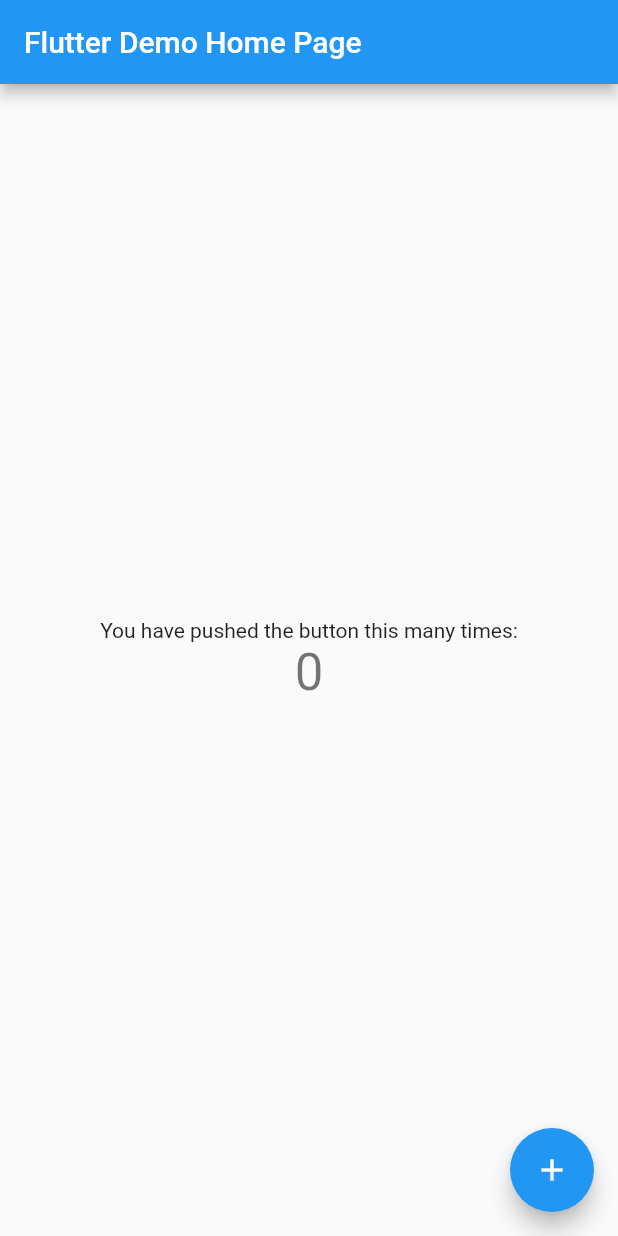
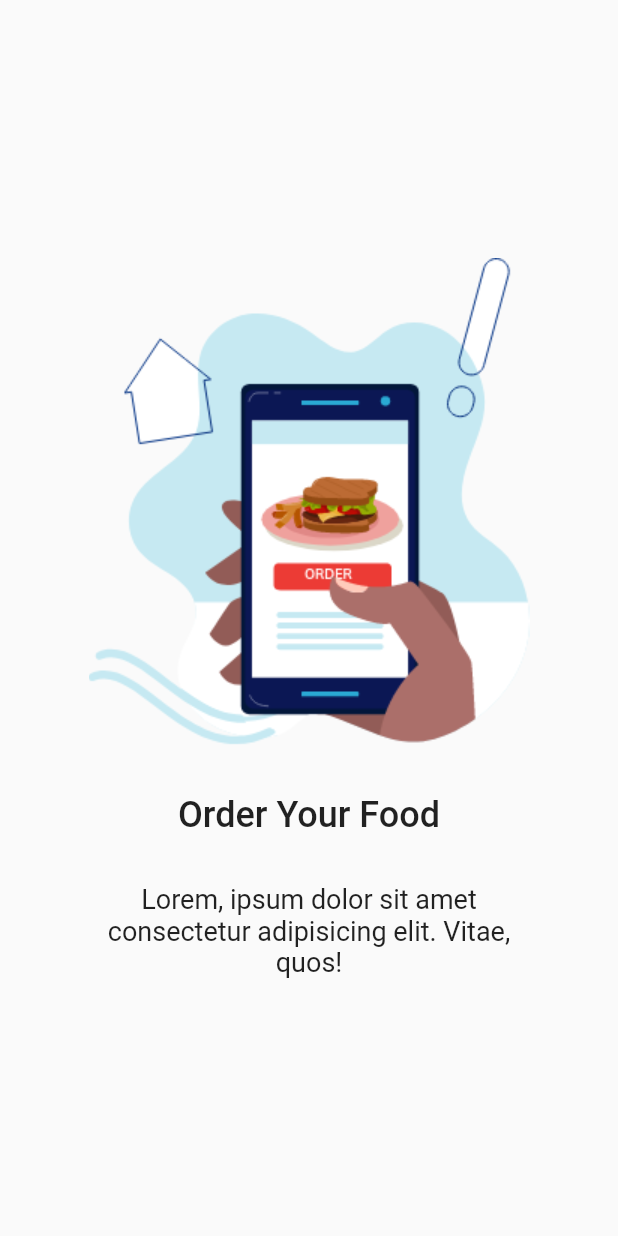
Before and after one commit to knhn1004/flutter_onboarding, a Flutter app: the screen it shows after launch, on a phone screen of 412 x 824 dp. Run offline on Flutter 3.47's test engine with Material 2 defaults, Android fonts, the phone set to English and light mode, and no system bars.

Commit message:
PageView

```diff
--- /dev/null
+++ b/lib/controllers/onboarding_controller.dart
@@ -0,0 +1,21 @@
+import 'package:flutter_onboarding/models/onboarding_info.dart';
+
+class OnboardingController {
+  List<OnboardingInfo> onboardingPages = [
+    OnboardingInfo(
+      'assets/order.png',
+      'Order Your Food',
+      'Lorem, ipsum dolor sit amet consectetur adipisicing elit. Vitae, quos!',
+    ),
+    OnboardingInfo(
+      'assets/cook.png',
+      'Cooking Safe Food',
+      'Lorem, ipsum dolor sit amet consectetur adipisicing elit. Vitae, quos!',
+    ),
+    OnboardingInfo(
+      'assets/deliver.png',
+      'Quick Delivery',
+      'Lorem, ipsum dolor sit amet consectetur adipisicing elit. Vitae, quos!',
+    ),
+  ];
+}
--- a/lib/main.dart
+++ b/lib/main.dart
@@ -1,4 +1,6 @@
+import 'package:flutter/gestures.dart';
 import 'package:flutter/material.dart';
+import 'package:flutter_onboarding/views/onboarding_page.dart';
 
 void main() {
   runApp(const MyApp());
@@ -7,109 +9,22 @@ void main() {
 class MyApp extends StatelessWidget {
   const MyApp({Key? key}) : super(key: key);
 
-  // This widget is the root of your application.
   @override
   Widget build(BuildContext context) {
     return MaterialApp(
-      title: 'Flutter Demo',
-      theme: ThemeData(
-        // This is the theme of your application.
-        //
-        // Try running your application with "flutter run". You'll see the
-        // application has a blue toolbar. Then, without quitting the app, try
-        // changing the primarySwatch below to Colors.green and then invoke
-        // "hot reload" (press "r" in the console where you ran "flutter run",
-        // or simply save your changes to "hot reload" in a Flutter IDE).
-        // Notice that the counter didn't reset back to zero; the application
-        // is not restarted.
-        primarySwatch: Colors.blue,
-      ),
-      home: const MyHomePage(title: 'Flutter Demo Home Page'),
-    );
+        scrollBehavior: AppScrollBehavior(),
+        title: 'Flutter Demo',
+        theme: ThemeData(
+          primarySwatch: Colors.blue,
+        ),
+        home: OnboardingPage());
   }
 }
 
-class MyHomePage extends StatefulWidget {
-  const MyHomePage({Key? key, required this.title}) : super(key: key);
-
-  // This widget is the home page of your application. It is stateful, meaning
-  // that it has a State object (defined below) that contains fields that affect
-  // how it looks.
-
-  // This class is the configuration for the state. It holds the values (in this
-  // case the title) provided by the parent (in this case the App widget) and
-  // used by the build method of the State. Fields in a Widget subclass are
-  // always marked "final".
-
-  final String title;
-
+class AppScrollBehavior extends MaterialScrollBehavior {
   @override
-  State<MyHomePage> createState() => _MyHomePageState();
+  Set<PointerDeviceKind> get dragDevices => {
+        PointerDeviceKind.touch,
+        PointerDeviceKind.mouse,
+      };
 }
-
-class _MyHomePageState extends State<MyHomePage> {
-  int _counter = 0;
-
-  void _incrementCounter() {
-    setState(() {
-      // This call to setState tells the Flutter framework that something has
-      // changed in this State, which causes it to rerun the build method below
-      // so that the display can reflect the updated values. If we changed
-      // _counter without calling setState(), then the build method would not be
-      // called again, and so nothing would appear to happen.
-      _counter++;
-    });
-  }
-
-  @override
-  Widget build(BuildContext context) {
-    // This method is rerun every time setState is called, for instance as done
-    // by the _incrementCounter method above.
-    //
-    // The Flutter framework has been optimized to make rerunning build methods
-    // fast, so that you can just rebuild anything that needs updating rather
-    // than having to individually change instances of widgets.
-    return Scaffold(
-      appBar: AppBar(
-        // Here we take the value from the MyHomePage object that was created by
-        // the App.build method, and use it to set our appbar title.
-        title: Text(widget.title),
-      ),
-      body: Center(
-        // Center is a layout widget. It takes a single child and positions it
-        // in the middle of the parent.
-        child: Column(
-          // Column is also a layout widget. It takes a list of children and
-          // arranges them vertically. By default, it sizes itself to fit its
-          // children horizontally, and tries to be as tall as its parent.
-          //
-          // Invoke "debug painting" (press "p" in the console, choose the
-          // "Toggle Debug Paint" action from the Flutter Inspector in Android
-          // Studio, or the "Toggle Debug Paint" command in Visual Studio Code)
-          // to see the wireframe for each widget.
-          //
-          // Column has various properties to control how it sizes itself and
-          // how it positions its children. Here we use mainAxisAlignment to
-          // center the children vertically; the main axis here is the vertical
-          // axis because Columns are vertical (the cross axis would be
-          // horizontal).
-          mainAxisAlignment: MainAxisAlignment.center,
-          children: <Widget>[
-            const Text(
-              'You have pushed the button this many times:',
-            ),
-            Text(
-              '$_counter',
-              style: Theme.of(context).textTheme.headline4,
-            ),
-          ],
-        ),
-      ),
-      floatingActionButton: FloatingActionButton(
-        onPressed: _incrementCounter,
-        tooltip: 'Increment',
-        child: const Icon(Icons.add),
-      ), // This trailing comma makes auto-formatting nicer for build methods.
-    );
-  }
-}
--- /dev/null
+++ b/lib/models/onboarding_info.dart
@@ -0,0 +1,7 @@
+class OnboardingInfo {
+  final imageAsset;
+  final title;
+  final description;
+
+  OnboardingInfo(this.imageAsset, this.title, this.description);
+}
--- /dev/null
+++ b/lib/views/onboarding_page.dart
@@ -0,0 +1,37 @@
+import 'package:flutter/material.dart';
+import 'package:flutter_onboarding/controllers/onboarding_controller.dart';
+
+class OnboardingPage extends StatelessWidget {
+  final controller = OnboardingController();
+
+  @override
+  Widget build(BuildContext context) {
+    return Scaffold(
+      body: PageView.builder(
+          itemCount: controller.onboardingPages.length,
+          itemBuilder: (ctx, i) {
+            return Container(
+                child: Column(
+                    mainAxisAlignment: MainAxisAlignment.center,
+                    children: [
+                  Image.asset(controller.onboardingPages[i].imageAsset),
+                  const SizedBox(height: 32),
+                  Text(
+                    controller.onboardingPages[i].title,
+                    style: const TextStyle(
+                        fontSize: 24, fontWeight: FontWeight.w500),
+                  ),
+                  const SizedBox(height: 32),
+                  Padding(
+                    padding: const EdgeInsets.symmetric(horizontal: 64),
+                    child: Text(
+                      controller.onboardingPages[i].description,
+                      textAlign: TextAlign.center,
+                      style: const TextStyle(fontSize: 18),
+                    ),
+                  ),
+                ]));
+          }),
+    );
+  }
+}
--- a/pubspec.yaml
+++ b/pubspec.yaml
@@ -58,9 +58,8 @@ flutter:
   uses-material-design: true
 
   # To add assets to your application, add an assets section, like this:
-  # assets:
-  #   - images/a_dot_burr.jpeg
-  #   - images/a_dot_ham.jpeg
+  assets:
+    - assets/
 
   # An image asset can refer to one or more resolution-specific "variants", see
   # https://flutter.dev/assets-and-images/#resolution-aware
```
Also changed, not shown: assets/cook.png (added), assets/deliver.png (added), assets/order.png (added).
